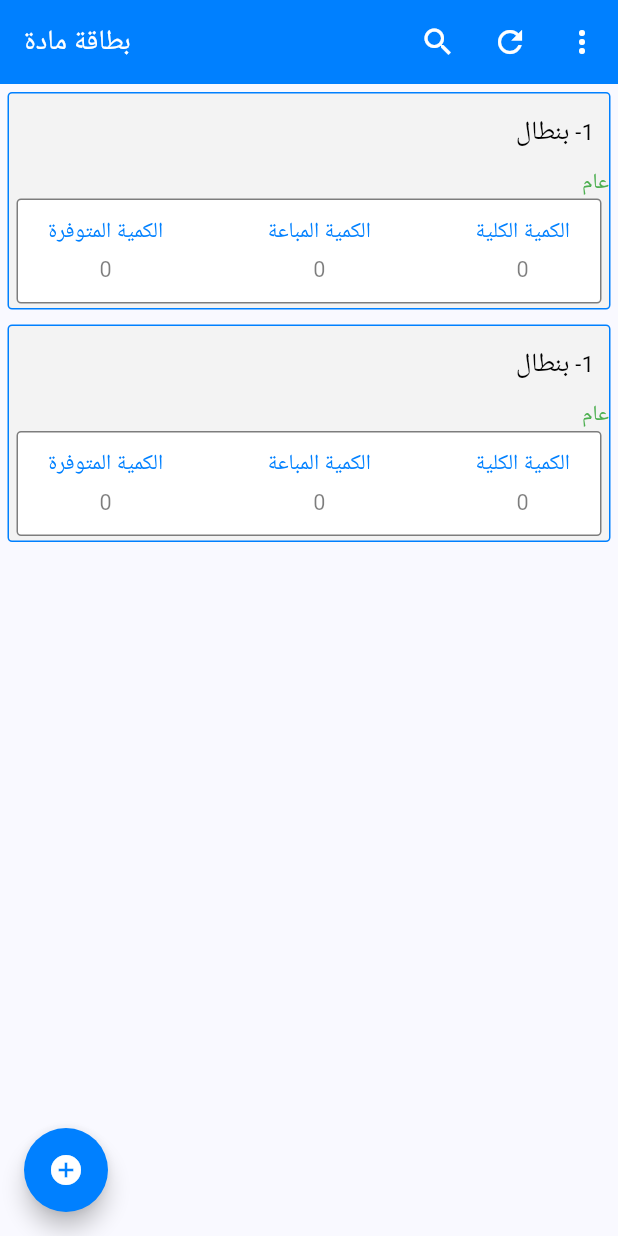
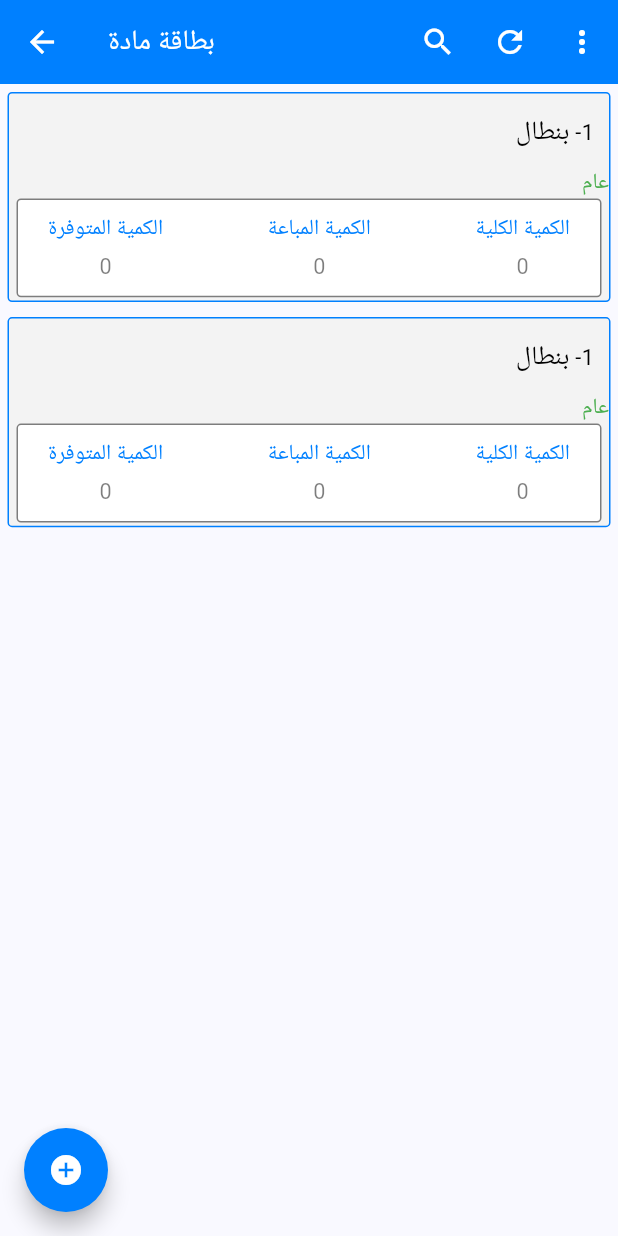
Before and after one commit to salimo2002/template, a Flutter app: the screen it shows after launch, after a tap on "بطاقات المواد", on a phone screen of 412 x 824 dp. Run offline on Flutter 3.47's test engine with Material 3 defaults, Android fonts, the phone set to English and light mode, and no system bars; missing offline and left inert: font_awesome_icon_class; network calls fail.

```diff
--- a/lib/utils/custom_app_bar.dart
+++ b/lib/utils/custom_app_bar.dart
@@ -9,7 +9,7 @@ AppBar customAppBar({
   required bool showIcons,
 }) {
   return AppBar(
-    automaticallyImplyLeading: false,
+    // automaticallyImplyLeading: false,
     backgroundColor: kBlueAccent,
     title: Text(
       title,
--- a/lib/views/Service/fetch_materials.dart
+++ /dev/null
@@ -1,24 +0,0 @@
-import 'dart:convert';
-import 'package:http/http.dart' as http;
-
-Future<void> fetchMaterials() async {
-  final url = Uri.parse('https://www.itech-sy.com/api/material_all_get.php');
-
-  final response = await http.post(
-    url,
-    body: {
-      'database_name': 'itechsy_test',
-      'source': 'material',
-    },
-  );
-
-  if (response.statusCode == 200) {
-    final data = jsonDecode(response.body);
-    print("المواد:");
-    for (var item in data) {
-      print(item['mat_name']);
-    }
-  } else {
-    print('خطأ في الاتصال: ${response.statusCode}');
-  }
-}
--- a/lib/views/home_view.dart
+++ b/lib/views/home_view.dart
@@ -2,7 +2,7 @@ import 'package:flutter/material.dart';
 import 'package:template/utils/constants.dart';
 import 'package:template/utils/font_style.dart';
 import 'package:template/utils/responsive_text.dart';
-import 'package:template/views/Service/fetch_materials.dart';
+import 'package:template/views/Service/material_services.dart';
 import 'package:template/widgets/home%20view%20widgets/accounts.dart';
 import 'package:template/widgets/home%20view%20widgets/create_financial_documents.dart';
 import 'package:template/widgets/home%20view%20widgets/debts_and_supplies.dart';
@@ -18,7 +18,6 @@ class HomeView extends StatelessWidget {
   static String id = 'HomeView';
   @override
   Widget build(BuildContext context) {
-     fetchMaterials();
     return Scaffold(
       drawer: Drawer(),
       appBar: AppBar(
@@ -30,7 +29,12 @@ class HomeView extends StatelessWidget {
         ),
         backgroundColor: kBlueAccent,
         actions: [
-          IconButton(onPressed: () {}, icon: Icon(Icons.more_vert_outlined)),
+          IconButton(
+            onPressed: ()async {
+              await MaterialServices().fetchMaterials();
+            },
+            icon: Icon(Icons.more_vert_outlined),
+          ),
         ],
       ),
       body: SafeArea(
--- a/lib/widgets/item card view widgets/container_item_countity.dart
+++ b/lib/widgets/item card view widgets/container_item_countity.dart
@@ -11,7 +11,7 @@ class ContainerItemCountity extends StatelessWidget {
   Widget build(BuildContext context) {
     return Container(
       width: double.infinity,
-      height: 145,
+      height: MediaQuery.sizeOf(context).height * .17,
       decoration: BoxDecoration(
         border: Border.all(color: kBlueAccent),
         color: kGrey,
@@ -57,7 +57,7 @@ class ContainerItemCountity extends StatelessWidget {
             padding: const EdgeInsets.symmetric(horizontal: 5),
             child: Container(
               width: double.infinity,
-              height: 70,
+              height: MediaQuery.sizeOf(context).height * .08,
               decoration: BoxDecoration(
                 border: Border.all(color: kBlacCustomk),
                 color: kWhite,
```
Also changed, not shown: lib/models/material_model.dart (added, +65 -0 lines), lib/views/Service/material_services.dart (added, +21 -0 lines).
